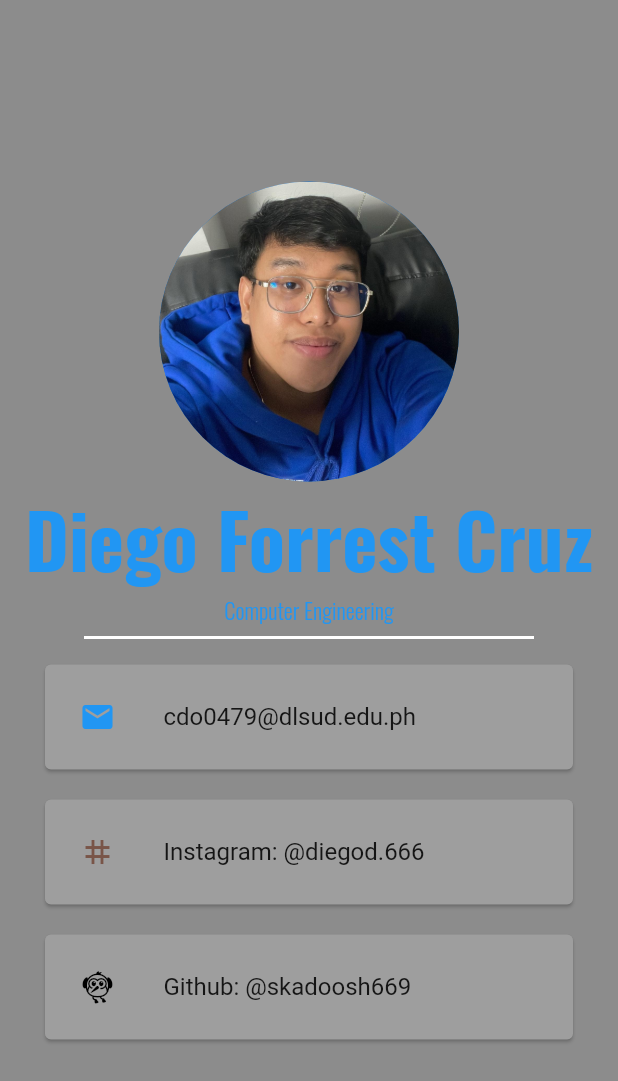
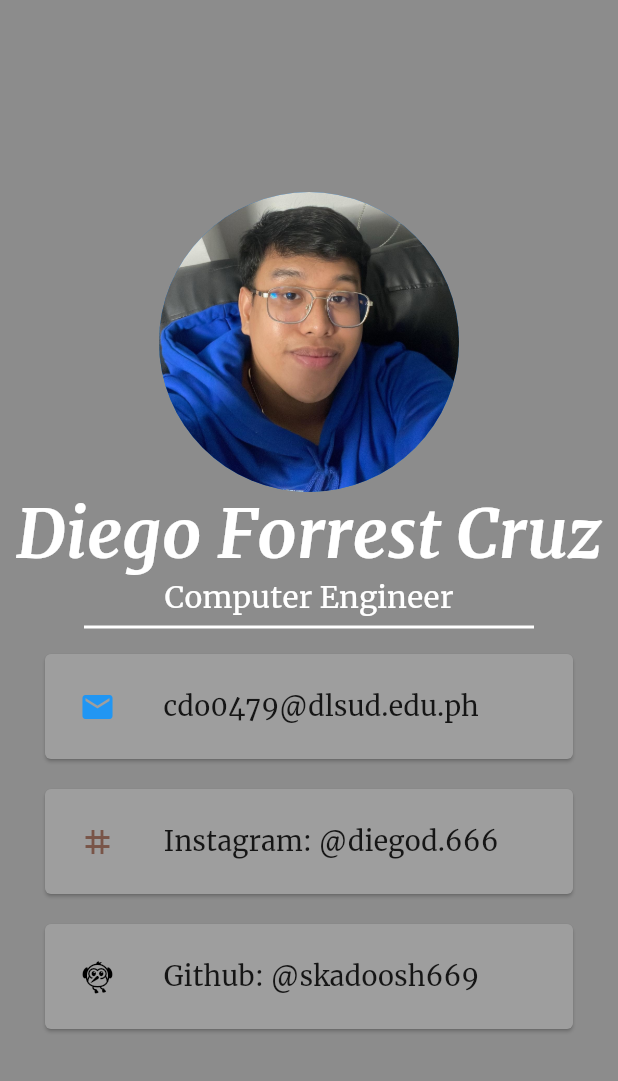
Before and after one commit to Skadoosh669/businesscard, a Flutter app: the screen it shows after launch, on a phone screen of 412 x 824 dp. Shown: the top 1081 px of the screen. Run offline on Flutter 3.47's test engine with Material 2 defaults, Android fonts, the phone set to English and light mode, and no system bars.

Commit message:
this is my 2nd commit

```diff
--- a/lib/main.dart
+++ b/lib/main.dart
@@ -23,17 +23,17 @@ class MyApp extends StatelessWidget {
                   'Diego Forrest Cruz',
                   style: TextStyle(
                     fontFamily: 'Oswald',
-                    color: Colors.blue,
-                    fontSize: 50.0,
+                    color: Colors.white,
+                    fontSize: 45.0,
 
                   )
               ),
               Text(
-                'Computer Engineering',
+                'Computer Engineer',
                 style: TextStyle(
                   fontFamily: 'Hehe',
-                  color: Colors.blue,
-                  fontSize: 15.0,
+                  color: Colors.white,
+                  fontSize: 20.0,
 
                 )
               ),
@@ -60,6 +60,10 @@ class MyApp extends StatelessWidget {
                       ),
                       title: Text(
                         'cdo0479@dlsud.edu.ph',
+                        style: TextStyle(
+                            fontFamily: 'Hehe',
+                            fontSize: 18.0
+                        ),
 
                       )
 
@@ -78,6 +82,10 @@ class MyApp extends StatelessWidget {
                     ),
                     title: Text(
                       'Instagram: @diegod.666',
+                      style: TextStyle(
+                        fontFamily: 'Hehe',
+                        fontSize: 18.0
+                      ),
                     ),
                     ),
                   ),
@@ -95,6 +103,10 @@ class MyApp extends StatelessWidget {
                       ),
                       title: Text(
                         'Github: @skadoosh669',
+                        style: TextStyle(
+                            fontFamily: 'Hehe',
+                            fontSize: 18.0
+                        ),
 
                   )
                 ),
--- a/pubspec.yaml
+++ b/pubspec.yaml
@@ -82,10 +82,10 @@ flutter:
   fonts:
     - family: Oswald
       fonts:
-        - asset: fonts/Oswald-Bold.ttf
+        - asset: fonts/Merriweather-BoldItalic.ttf
     - family: Hehe
       fonts:
-        - asset: fonts/Oswald-Light.ttf
+        - asset: fonts/Merriweather-Regular.ttf
   #       - asset: fonts/Schyler-Italic.ttf
   #         style: italic
   #   - family: Trajan Pro
```
Also changed, not shown: fonts/Merriweather-Black.ttf (added), fonts/Merriweather-BlackItalic.ttf (added), fonts/Merriweather-Bold.ttf (added), fonts/Merriweather-BoldItalic.ttf (added), fonts/Merriweather-Italic.ttf (added), fonts/Merriweather-Light.ttf (added), fonts/Merriweather-LightItalic.ttf (added), fonts/Merriweather-Regular.ttf (added).
